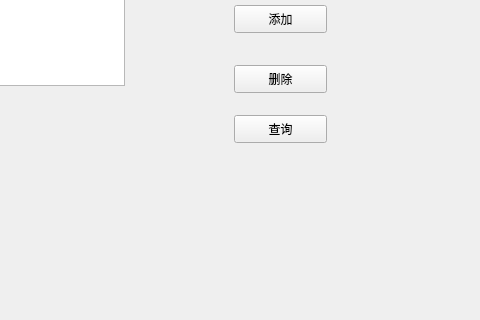
This is clientdbview.ui in ZhangFirst1/Orderer as Qt 5 draws it before an edit; both pictures show x 256 to 736 and y 165 to 485 of the 736 by 485 pixel window. The edited form follows.
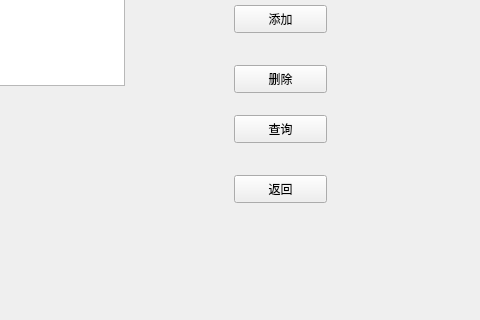
This is the edited form.

Patch:
```diff
--- a/clientdbview.ui
+++ b/clientdbview.ui
@@ -124,6 +124,19 @@
     <string>查询</string>
    </property>
   </widget>
+  <widget class="QPushButton" name="returnButton">
+   <property name="geometry">
+    <rect>
+     <x>490</x>
+     <y>340</y>
+     <width>93</width>
+     <height>28</height>
+    </rect>
+   </property>
+   <property name="text">
+    <string>返回</string>
+   </property>
+  </widget>
  </widget>
  <resources/>
  <connections/>
```
